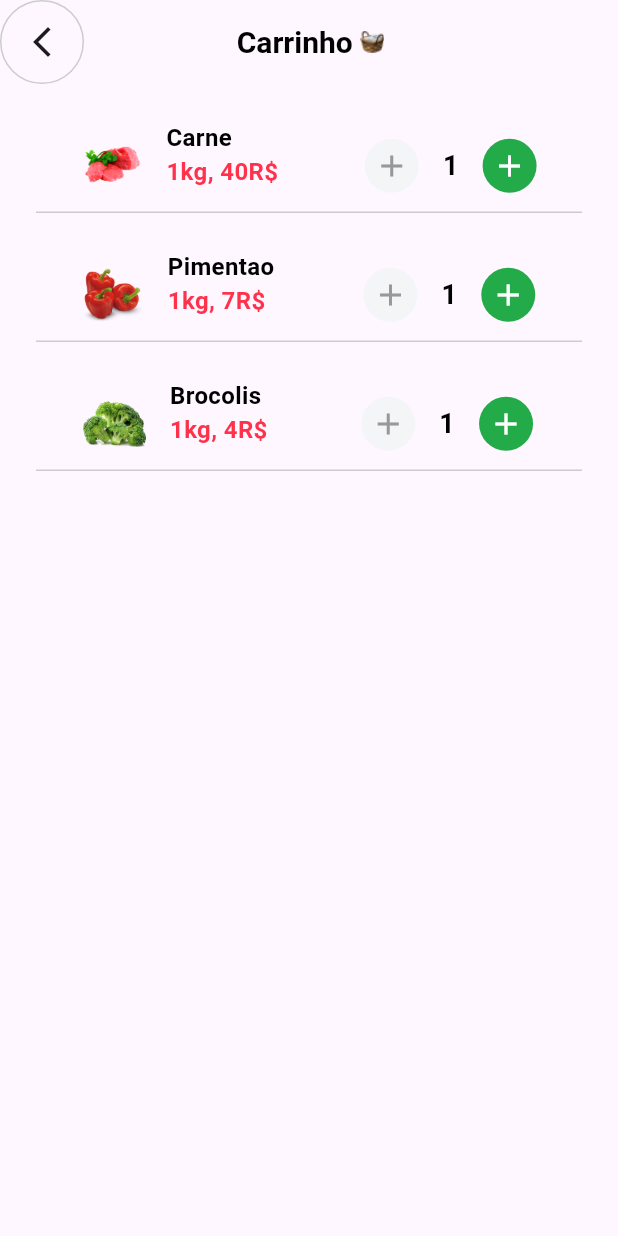
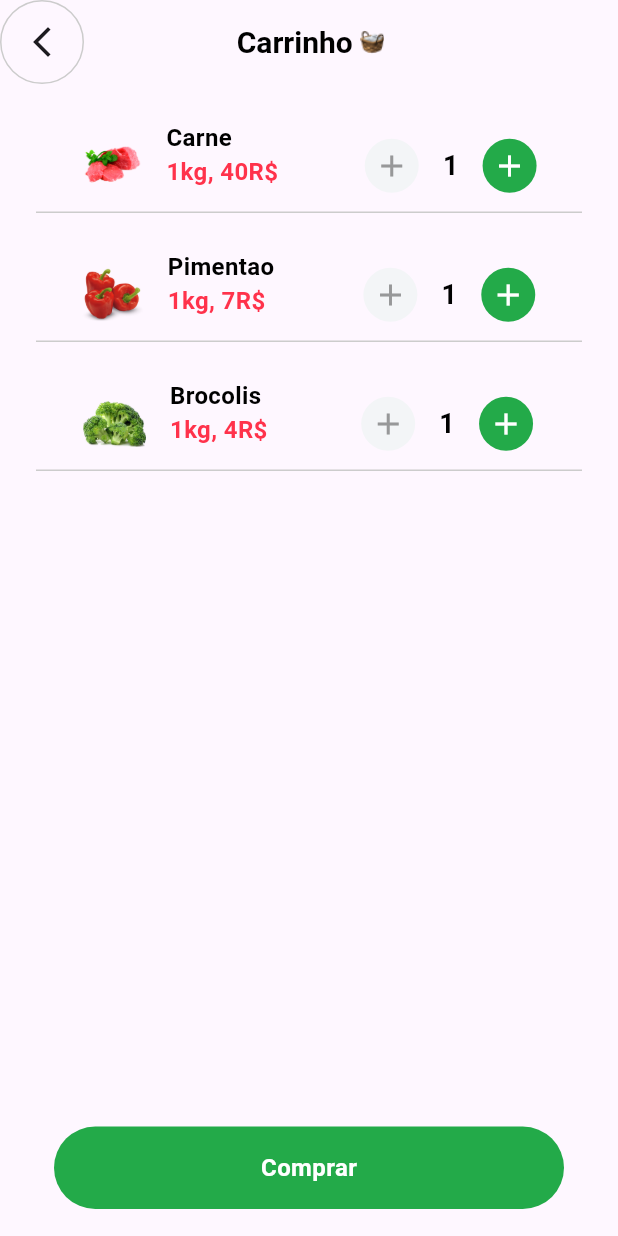
Before and after one commit to FarkoMoot/app-flutter-vegetais-delivery, a Flutter app: the screen it shows after launch, on a phone screen of 412 x 824 dp. Run offline on Flutter 3.47's test engine with Material 3 defaults, Android fonts, the light colour scheme and no system bars.

Commit message:
correçao sreen cart

```diff
--- a/lib/src/cart_screen.dart
+++ b/lib/src/cart_screen.dart
@@ -54,7 +54,7 @@ class CartScreen extends  StatelessWidget {
         ],
       ),
       body: Padding(
-        padding: EdgeInsets.fromLTRB(24, 0, 24, 0),
+        padding: EdgeInsets.fromLTRB(24, 0, 24, 18),
         child: Column(
           children: [
             RowBoxSell(
@@ -72,6 +72,24 @@ class CartScreen extends  StatelessWidget {
               price: '4',
               product: 'Brocolis',
             ),
+            Spacer(),
+            Container(
+              width: 340,
+              height: 55,
+              alignment: Alignment.center,
+              decoration: BoxDecoration(
+                borderRadius: BorderRadius.circular(40),
+                color: Color(0xff23AA49),
+              ),
+              child: Text(
+                'Comprar',
+                style: TextStyle(
+                  fontSize: 16,
+                  fontWeight: FontWeight.bold,
+                  color: Color(0xffffffff),
+                ),
+              ),
+            )
           ]
         ),
       ),
```
